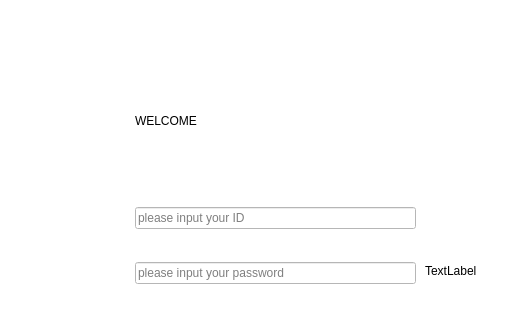
First picture: the form in LibraryManager/login.ui, repository Guodanding/713topteam_LibraryManagerSystem, before the edit; both pictures show x 285 to 800 and y 0 to 320 of the 800 by 600 pixel window.
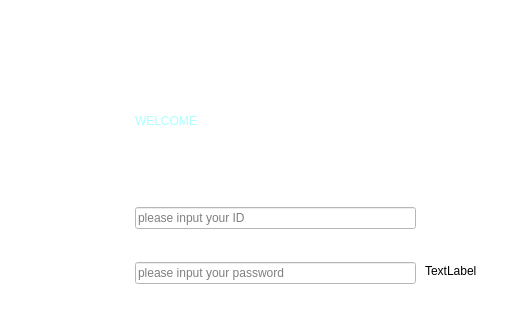
Second picture: the form after the edit.

What changed in the file:
```diff
--- a/LibraryManager/login.ui
+++ b/LibraryManager/login.ui
@@ -56,7 +56,8 @@
    </property>
    <property name="styleSheet">
     <string notr="true">font: 87 20pt &quot;Arial Black&quot;;
-background-color: rgb(255, 255, 255);</string>
+background-color: rgb(255, 255, 255);
+color: rgb(170, 255, 255);</string>
    </property>
    <property name="text">
     <string>WELCOME</string>
```
